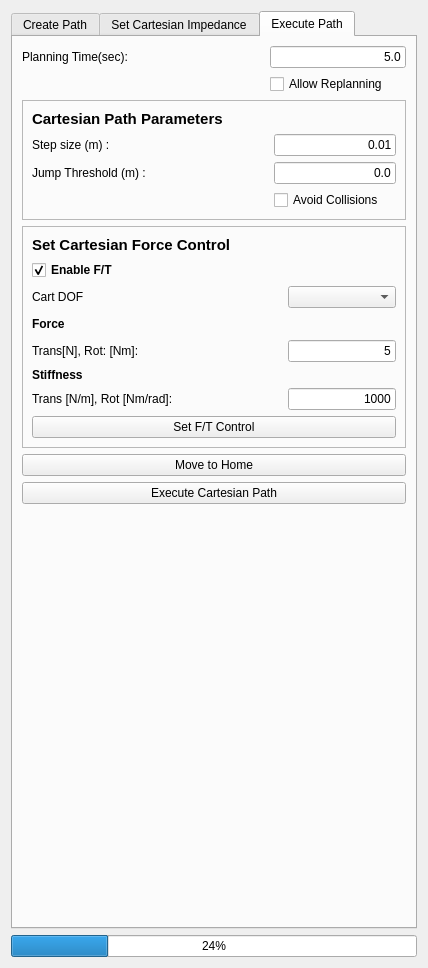
First picture: the form in src/widgets/path_planning_widget.ui, repository smith-doug/fermi, before the edit.
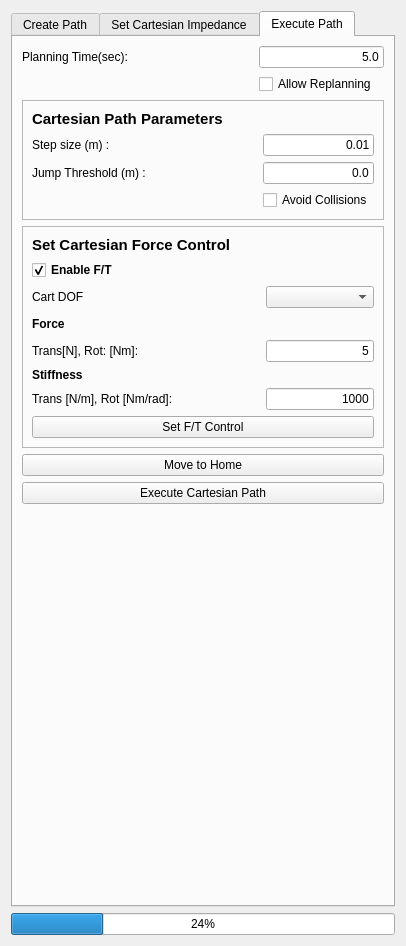
Second picture: the form after the edit. The open tabs and pages were chosen to show the change.

Commit message: renamed QT buttons and callback methods

Diff of the .ui file:
```diff
--- a/src/widgets/path_planning_widget.ui
+++ b/src/widgets/path_planning_widget.ui
@@ -6,8 +6,8 @@
    <rect>
     <x>0</x>
     <y>0</y>
-    <width>428</width>
-    <height>968</height>
+    <width>406</width>
+    <height>946</height>
    </rect>
   </property>
   <property name="windowTitle">
```
Left out of the diff: 41 changed lines with no effect on the pictures. The commit also changes 2 other files.
